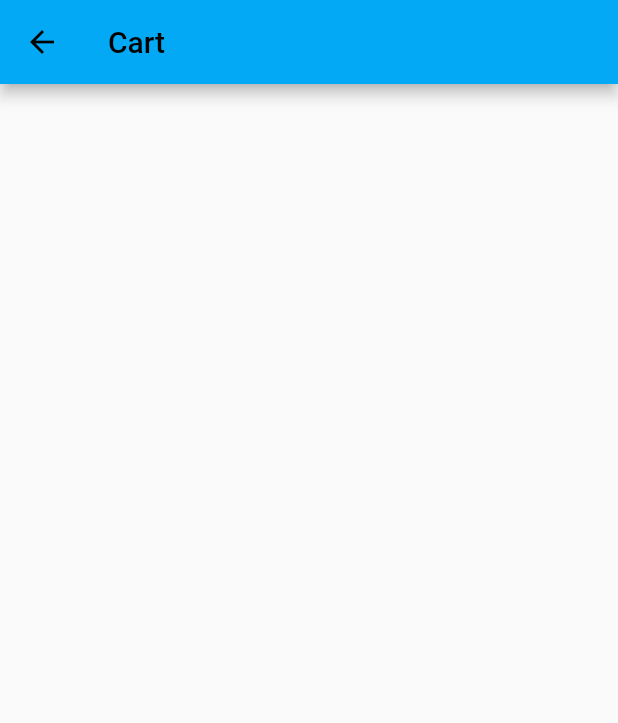
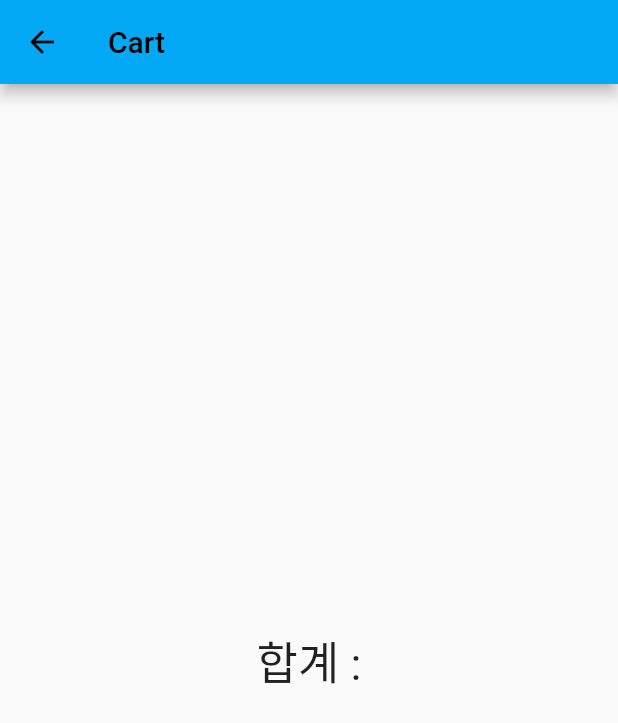
Before and after one commit to OSS0302/flutter_cart_bloc, a Flutter app: the Cart screen opened directly, on a phone screen of 412 x 824 dp. Shown: the top 723 px of the screen. Run offline on Flutter 3.47's test engine with Material 2 defaults, Android fonts, the phone set to English and light mode, and no system bars; our stand-ins replace bloc, flutter_bloc.

Commit message:
세번째 페이지 로직: 합계 나오는 페이지 로직 추가

```diff
--- a/lib/cart.dart
+++ b/lib/cart.dart
@@ -19,6 +19,19 @@ class _CartState extends State<Cart> {
       appBar:  AppBar(
         title: Text('Cart'),
       ),
+      body: BlocProvider(
+         create: (BuildContext context) =>_cartBloc,
+        child: BlocBuilder<CartBloc, CartState>(
+          bloc: _cartBloc,
+          builder: (context, state){
+            return Center(
+              child: Text('합계 :',
+             style:TextStyle(fontSize: 30) ,
+              ),
+            );
+          }
+        ),
+      ),
     );
   }
 
```
